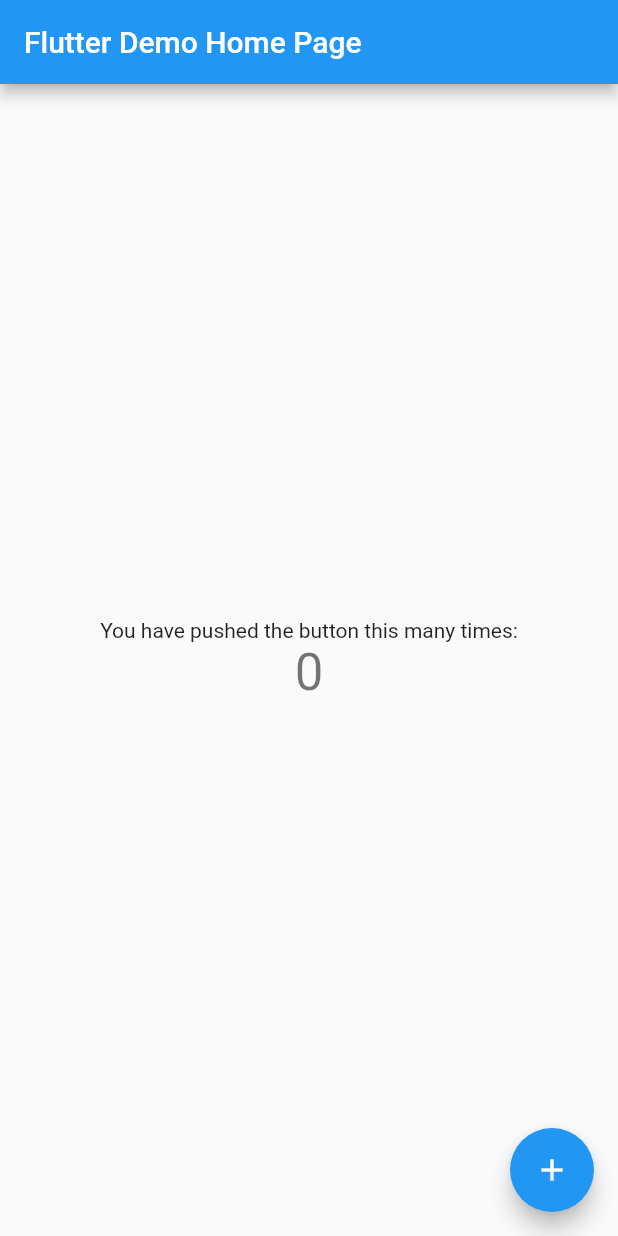
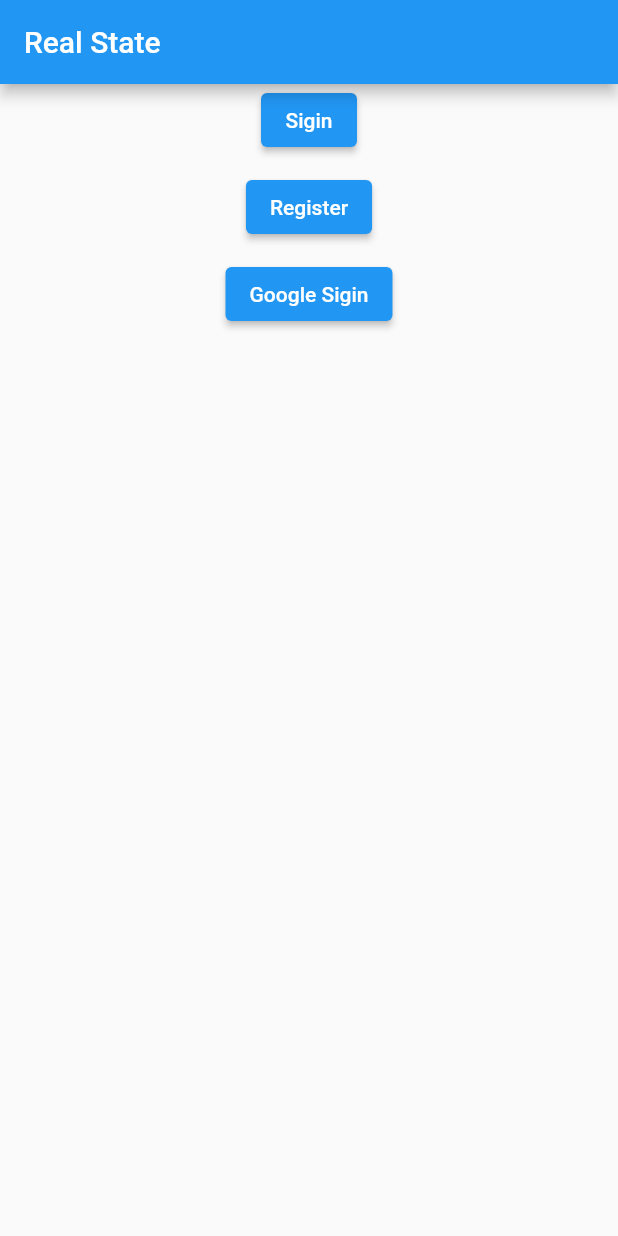
Before and after one commit to rshvraj/Real-Estate, a Flutter app: the screen it shows after launch, on a phone screen of 412 x 824 dp. Run offline on Flutter 3.47's test engine with Material 2 defaults, Android fonts, the phone set to English and light mode, and no system bars.

Commit message:
App folder structure

```diff
--- a/lib/main.dart
+++ b/lib/main.dart
@@ -1,4 +1,5 @@
 import 'package:flutter/material.dart';
+import 'package:real_estate/presentation/landing/landing_page.dart';
 
 void main() {
   runApp(const MyApp());
@@ -13,103 +14,9 @@ class MyApp extends StatelessWidget {
     return MaterialApp(
       title: 'Flutter Demo',
       theme: ThemeData(
-        // This is the theme of your application.
-        //
-        // Try running your application with "flutter run". You'll see the
-        // application has a blue toolbar. Then, without quitting the app, try
-        // changing the primarySwatch below to Colors.green and then invoke
-        // "hot reload" (press "r" in the console where you ran "flutter run",
-        // or simply save your changes to "hot reload" in a Flutter IDE).
-        // Notice that the counter didn't reset back to zero; the application
-        // is not restarted.
         primarySwatch: Colors.blue,
       ),
-      home: const MyHomePage(title: 'Flutter Demo Home Page'),
+      home: const LandingPage(),
     );
   }
 }
-
-class MyHomePage extends StatefulWidget {
-  const MyHomePage({Key? key, required this.title}) : super(key: key);
-
-  // This widget is the home page of your application. It is stateful, meaning
-  // that it has a State object (defined below) that contains fields that affect
-  // how it looks.
-
-  // This class is the configuration for the state. It holds the values (in this
-  // case the title) provided by the parent (in this case the App widget) and
-  // used by the build method of the State. Fields in a Widget subclass are
-  // always marked "final".
-
-  final String title;
-
-  @override
-  State<MyHomePage> createState() => _MyHomePageState();
-}
-
-class _MyHomePageState extends State<MyHomePage> {
-  int _counter = 0;
-
-  void _incrementCounter() {
-    setState(() {
-      // This call to setState tells the Flutter framework that something has
-      // changed in this State, which causes it to rerun the build method below
-      // so that the display can reflect the updated values. If we changed
-      // _counter without calling setState(), then the build method would not be
-      // called again, and so nothing would appear to happen.
-      _counter++;
-    });
-  }
-
-  @override
-  Widget build(BuildContext context) {
-    // This method is rerun every time setState is called, for instance as done
-    // by the _incrementCounter method above.
-    //
-    // The Flutter framework has been optimized to make rerunning build methods
-    // fast, so that you can just rebuild anything that needs updating rather
-    // than having to individually change instances of widgets.
-    return Scaffold(
-      appBar: AppBar(
-        // Here we take the value from the MyHomePage object that was created by
-        // the App.build method, and use it to set our appbar title.
-        title: Text(widget.title),
-      ),
-      body: Center(
-        // Center is a layout widget. It takes a single child and positions it
-        // in the middle of the parent.
-        child: Column(
-          // Column is also a layout widget. It takes a list of children and
-          // arranges them vertically. By default, it sizes itself to fit its
-          // children horizontally, and tries to be as tall as its parent.
-          //
-          // Invoke "debug painting" (press "p" in the console, choose the
-          // "Toggle Debug Paint" action from the Flutter Inspector in Android
-          // Studio, or the "Toggle Debug Paint" command in Visual Studio Code)
-          // to see the wireframe for each widget.
-          //
-          // Column has various properties to control how it sizes itself and
-          // how it positions its children. Here we use mainAxisAlignment to
-          // center the children vertically; the main axis here is the vertical
-          // axis because Columns are vertical (the cross axis would be
-          // horizontal).
-          mainAxisAlignment: MainAxisAlignment.center,
-          children: <Widget>[
-            const Text(
-              'You have pushed the button this many times:',
-            ),
-            Text(
-              '$_counter',
-              style: Theme.of(context).textTheme.headline4,
-            ),
-          ],
-        ),
-      ),
-      floatingActionButton: FloatingActionButton(
-        onPressed: _incrementCounter,
-        tooltip: 'Increment',
-        child: const Icon(Icons.add),
-      ), // This trailing comma makes auto-formatting nicer for build methods.
-    );
-  }
-}
--- /dev/null
+++ b/lib/presentation/landing/landing_page.dart
@@ -0,0 +1,68 @@
+import 'package:flutter/material.dart';
+// import 'package:flutter/src/animation/animation_controller.dart';
+// import 'package:flutter/src/foundation/key.dart';
+// import 'package:flutter/src/widgets/framework.dart';
+// import 'package:flutter/src/widgets/ticker_provider.dart';
+
+class LandingPage extends StatefulWidget {
+  const LandingPage({Key? key}) : super(key: key);
+
+  @override
+  State<LandingPage> createState() => _LandingPageState();
+}
+
+class _LandingPageState extends State<LandingPage>
+    with SingleTickerProviderStateMixin {
+  late AnimationController _controller;
+
+  @override
+  void initState() {
+    super.initState();
+    _controller = AnimationController(vsync: this);
+  }
+
+  @override
+  void dispose() {
+    super.dispose();
+    _controller.dispose();
+  }
+
+  @override
+  Widget build(BuildContext context) {
+    return Scaffold(
+      appBar: AppBar(
+        title: const Text('Real State'),
+      ),
+      body: Center(
+        child: Column(
+          children: [
+            ElevatedButton(
+              onPressed: () {},
+              child: const Text(
+                'Sigin',
+              ),
+            ),
+            const SizedBox(
+              height: 10,
+            ),
+            ElevatedButton(
+              onPressed: () {},
+              child: const Text(
+                'Register',
+              ),
+            ),
+            const SizedBox(
+              height: 10,
+            ),
+            ElevatedButton(
+              onPressed: () {},
+              child: const Text(
+                'Google Sigin',
+              ),
+            ),
+          ],
+        ),
+      ),
+    );
+  }
+}
```
Also changed, not shown: pubspec.yaml (+5 -19 lines), pubspec.lock.
